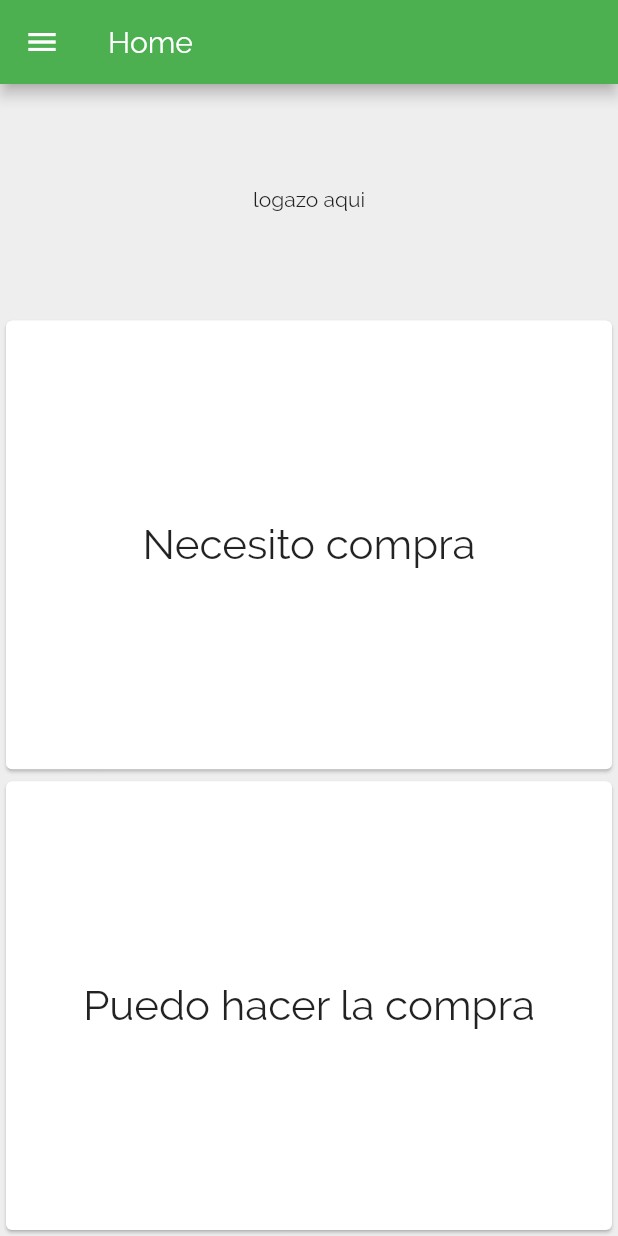
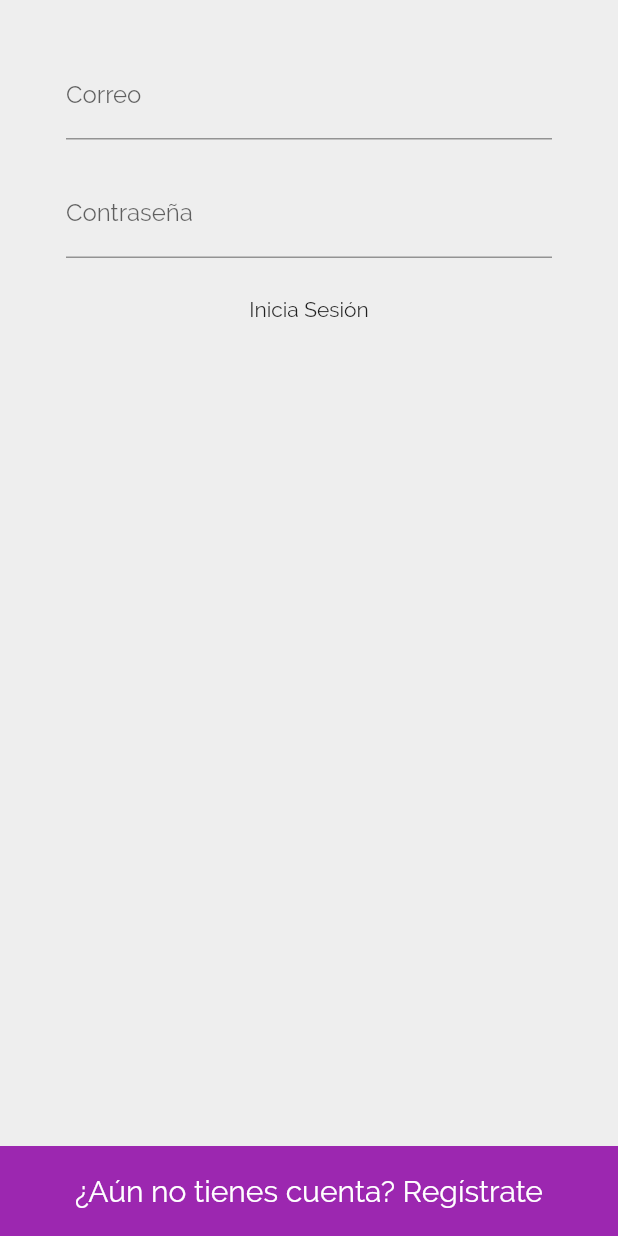
Before and after one commit to Exeltor/Hackaton, a Flutter app: the screen it shows after launch, on a phone screen of 412 x 824 dp. Run offline on Flutter 3.47's test engine with Material 2 defaults, Android fonts, the phone set to English and light mode, and no system bars; our stand-ins replace cloud_firestore, firebase_auth; accounts and stored records are empty.

Commit message:
Login y Register done, falta hacer telefono

```diff
--- a/vengo_del_super/lib/main.dart
+++ b/vengo_del_super/lib/main.dart
@@ -1,6 +1,7 @@
 import 'package:flutter/material.dart';
 import 'package:vengo_del_super/screens/home_screen.dart';
 import 'package:vengo_del_super/screens/lista_compra_screen.dart';
+import 'screens/login_screen.dart';
 
 void main() => runApp(MyApp());
 
@@ -15,7 +16,7 @@ class MyApp extends StatelessWidget {
         canvasColor: Colors.grey[200],
         fontFamily: 'Raleway'
       ),
-      home: HomeScreen(),
+      home: LoginScreen(),
       routes: {
         ListaCompraScreen.routeName: (context) => ListaCompraScreen(),
       },
--- /dev/null
+++ b/vengo_del_super/lib/models/user.dart
@@ -0,0 +1,7 @@
+class User {
+  final String uid;
+  final String nombre;
+  final String telefono;
+  User({this.uid, this.nombre, this.telefono});
+  Map ubicaciones;
+}
--- a/vengo_del_super/lib/screens/login_screen.dart
+++ b/vengo_del_super/lib/screens/login_screen.dart
@@ -0,0 +1,151 @@
+import 'package:flutter/material.dart';
+import 'package:vengo_del_super/services/auth.dart';
+
+import 'register_screen.dart';
+import 'register_screen.dart';
+import 'register_screen.dart';
+
+class LoginScreen extends StatefulWidget {
+  static const routeName = "/login";
+
+  @override
+  _LoginScreen createState() => _LoginScreen();
+}
+
+class _LoginScreen extends State<LoginScreen> {
+  String _email;
+  String _password;
+  final GlobalKey<FormState> _formKey = GlobalKey<FormState>();
+  final AuthService _auth = AuthService();
+  String validateEmail(String value) {
+    Pattern pattern =
+        r'^(([^<>()[\]\\.,;:\s@\"]+(\.[^<>()[\]\\.,;:\s@\"]+)*)|(\".+\"))@((\[[0-9]{1,3}\.[0-9]{1,3}\.[0-9]{1,3}\.[0-9]{1,3}\])|(([a-zA-Z\-0-9]+\.)+[a-zA-Z]{2,}))$';
+    RegExp regex = new RegExp(pattern);
+    if (!regex.hasMatch(value))
+      return 'Introduce un email correcto';
+    else
+      return null;
+  }
+
+  void _showDialog(String title, String body) {
+    // flutter defined function
+    showDialog(
+      context: context,
+      builder: (BuildContext context) {
+        // return object of type Dialog
+        return AlertDialog(
+          title: new Text(title),
+          content: new Text(body),
+          actions: <Widget>[
+            // usually buttons at the bottom of the dialog
+            new FlatButton(
+              child: new Text("Close"),
+              onPressed: () {
+                Navigator.of(context).pop();
+              },
+            ),
+          ],
+        );
+      },
+    );
+  }
+
+  @override
+  Widget build(BuildContext context) {
+    return Scaffold(
+      body: Column(
+        mainAxisAlignment: MainAxisAlignment.spaceBetween,
+        children: <Widget>[
+          Container(
+            margin: EdgeInsets.all(24),
+            child: Form(
+              key: _formKey,
+              child: Column(
+                crossAxisAlignment: CrossAxisAlignment.center,
+                mainAxisAlignment: MainAxisAlignment.center,
+                children: <Widget>[
+                  Container(
+                    padding: const EdgeInsets.symmetric(
+                        horizontal: 20, vertical: 10),
+                    child: TextFormField(
+                      decoration: const InputDecoration(labelText: 'Correo'),
+                      keyboardType: TextInputType.emailAddress,
+                      onChanged: (val) => {setState(() => _email = val)},
+                      validator: (String value) {
+                        if (value.isEmpty) {
+                          return 'Email is Required';
+                        }
+
+                        return validateEmail(value);
+                      },
+                    ),
+                  ),
+                  Container(
+                    padding: const EdgeInsets.symmetric(
+                        horizontal: 20, vertical: 10),
+                    child: TextFormField(
+                      decoration:
+                          const InputDecoration(labelText: 'Contraseña'),
+                      onChanged: (val) => {setState(() => _password = val)},
+                      validator: (value) {
+                        if (value.isEmpty) {
+                          return 'Introduce una contraseña';
+                        }
+                        if (value.length < 6) {
+                          return 'La contraseña debe tener 6 caracteres mínimo';
+                        }
+                        return null;
+                      },
+                      obscureText: true,
+                    ),
+                  ),
+                  Container(
+                    child: FlatButton(
+                      onPressed: () async {
+                        if (!_formKey.currentState.validate()) {
+                          return;
+                        }
+
+                        _formKey.currentState.save();
+
+                        print(_email);
+                        print(_password);
+                        dynamic result =
+                            await _auth.signInWithEmailAndPassword(_email, _password);
+                        if (result == null) {
+                          setState(() => _showDialog('ERROR',
+                              'No se ha podido iniciar sesión con esos credenciales'));
+                        }
+                      },
+                      child: Text('Inicia Sesión'),
+                    ),
+                  )
+                ],
+              ),
+            ),
+          ),
+          Container(
+            height: 60,
+            color: Theme.of(context).accentColor,
+            child: InkWell(
+              onTap: () => {
+                Navigator.of(context).push(MaterialPageRoute(
+                    builder: (BuildContext context) => RegisterScreen()))
+              },
+              child: Row(
+                mainAxisAlignment: MainAxisAlignment.center,
+                crossAxisAlignment: CrossAxisAlignment.center,
+                children: [
+                  Text(
+                    '¿Aún no tienes cuenta? Regístrate',
+                    style: TextStyle(color: Colors.white, fontSize: 20),
+                  ),
+                ],
+              ),
+            ),
+          )
+        ],
+      ),
+    );
+  }
+}
--- /dev/null
+++ b/vengo_del_super/lib/services/database.dart
@@ -0,0 +1,14 @@
+import 'package:cloud_firestore/cloud_firestore.dart';
+
+class DatabaseService {
+  final String uid;
+  DatabaseService({this.uid});
+  final CollectionReference users = Firestore.instance.collection('users');
+
+  Future updateUserData(String nombre, String telefono) async {
+    return await users.document(uid).setData({
+      'nombre': nombre,
+      'telefono': telefono
+    });
+  }
+}
--- a/vengo_del_super/pubspec.yaml
+++ b/vengo_del_super/pubspec.yaml
@@ -14,7 +14,7 @@ description: A new Flutter project.
 version: 1.0.0+1
 
 environment:
-  sdk: ">=2.1.0 <3.0.0"
+  sdk: ">=2.2.0 <3.0.0"
 
 dependencies:
   flutter:
```
Also changed, not shown: vengo_del_super/lib/screens/register_screen.dart (+206 -0 lines), vengo_del_super/lib/services/auth.dart (added, +39 -0 lines).
